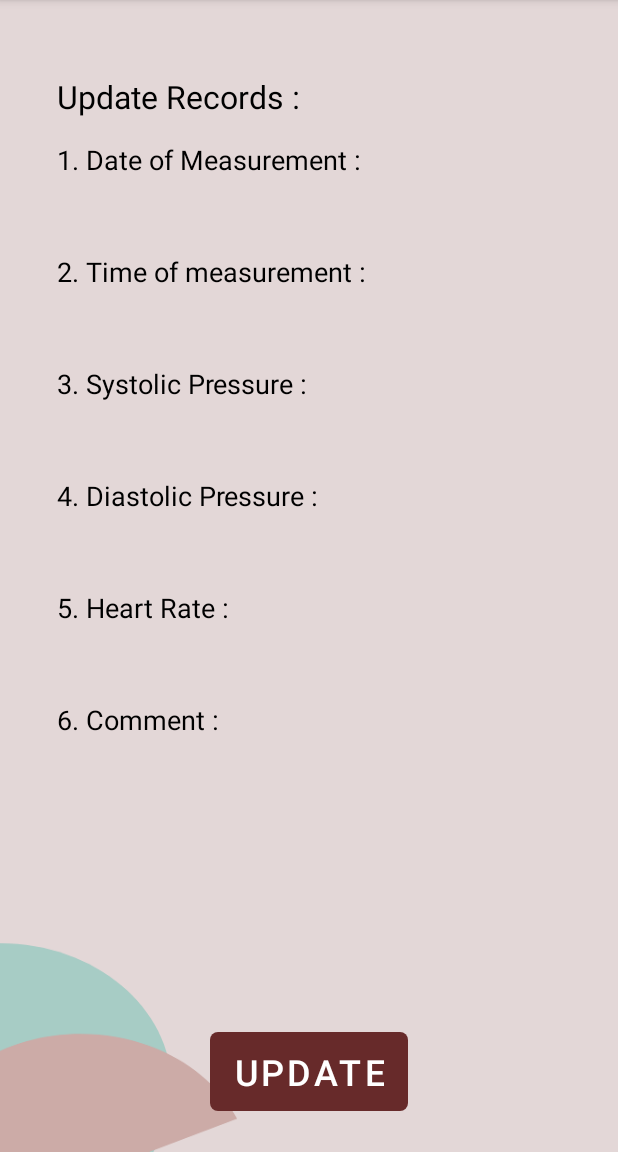
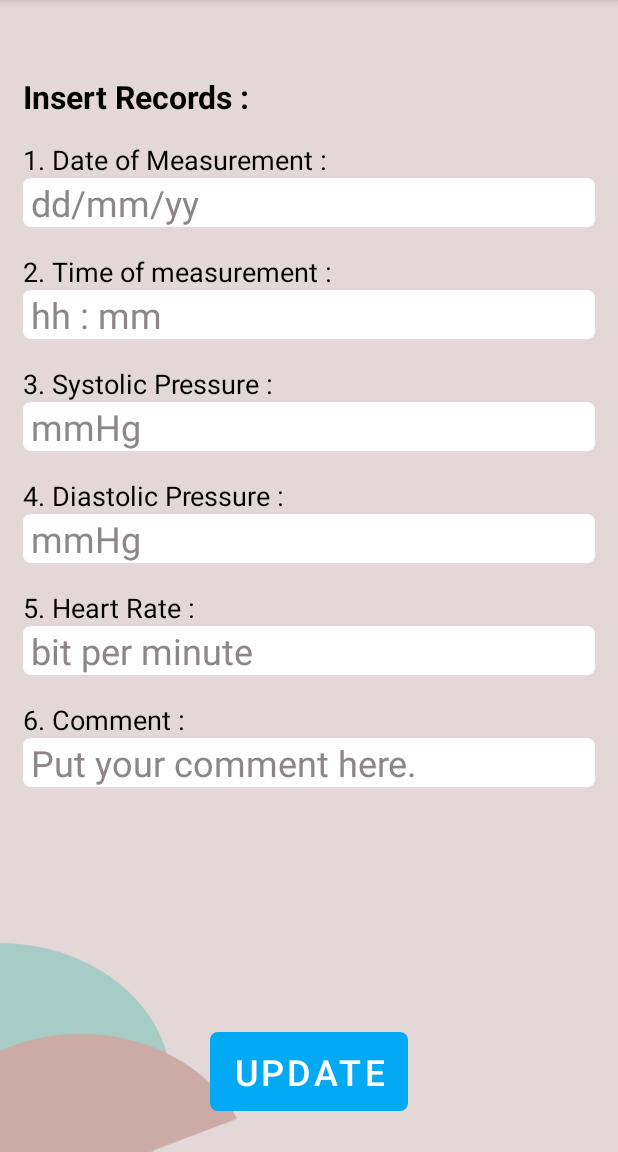
Before and after one commit to rafi-am7/Cardiac-Recorder, an Android app: the UpdateActivity screen opened directly, with no data from a screen before it, on a phone screen of 412 x 824 dp, the part 84-1236 px from its top. Run offline under Robolectric (Android 15) with nearby library versions, the phone set to English and light mode, and no system bars; 7 statements that could not run were skipped.

Commit message:
update activity

```diff
--- a/app/src/main/java/com/example/cardiacrecorder/MainActivity.java
+++ b/app/src/main/java/com/example/cardiacrecorder/MainActivity.java
@@ -1,5 +1,6 @@
 package com.example.cardiacrecorder;
 
+import android.bluetooth.BluetoothManager;
 import android.content.Context;
 import android.content.Intent;
 import android.content.SharedPreferences;
@@ -34,8 +35,8 @@ import java.util.List;
 
 public class MainActivity extends AppCompatActivity {
 
-RecyclerView recyclerView;
-RecordAdapter recordAdapter;
+    static RecyclerView recyclerView;
+static RecordAdapter recordAdapter;
 LinearLayoutManager linearLayoutManager;
 Record record;
 SharedPreferences sharedPreferences;
--- a/app/src/main/java/com/example/cardiacrecorder/UpdateActivity.java
+++ b/app/src/main/java/com/example/cardiacrecorder/UpdateActivity.java
@@ -3,13 +3,27 @@ package com.example.cardiacrecorder;
 import androidx.appcompat.app.AppCompatActivity;
 
 import android.content.Intent;
+import android.content.SharedPreferences;
 import android.os.Bundle;
+import android.preference.PreferenceManager;
 import android.widget.Button;
 import android.widget.EditText;
+import android.widget.Toast;
+
+import com.google.gson.Gson;
+import com.google.gson.reflect.TypeToken;
+
+import java.lang.reflect.Type;
+import java.util.ArrayList;
 
 public class UpdateActivity extends AppCompatActivity {
+    SharedPreferences sharedPreferences;
+    SharedPreferences.Editor editor;
+    Gson gson;
+    ArrayList<Record> recordsArrayList;
+    Record record;
 
-    EditText date,time,systolic,diastolic,heart_rate,comment;
+    EditText date,time,systolic,diastolic,heartRate,comment;
     boolean isAllFieldsChecked = false;
     @Override
     protected void onCreate(Bundle savedInstanceState) {
@@ -17,24 +31,35 @@ public class UpdateActivity extends AppCompatActivity {
         setContentView(R.layout.activity_update);
 
         Intent intent = getIntent();
-        Record record = intent.getParcelableExtra("Old record");
+        int index = intent.getIntExtra("index",0);
+        //Toast.makeText(UpdateActivity.this,""+index,Toast.LENGTH_SHORT).show();
 
-        date = findViewById(R.id.DateValue2);
-        time = findViewById(R.id.TimeValue2);
-        systolic = findViewById(R.id.SystolicValue2);
-        diastolic = findViewById(R.id.DiastolicValue2);
-        heart_rate = findViewById(R.id.HeartRateValue2);
-        comment = findViewById(R.id.CommentValue2);
-        Button update_button = findViewById(R.id.updateButton);
+        date = findViewById(R.id.dateValue);
+        time = findViewById(R.id.timeValue);
+        systolic = findViewById(R.id.systolicValue);
+        diastolic = findViewById(R.id.diastolicValue);
+        heartRate = findViewById(R.id.heartRateValue);
+        comment = findViewById(R.id.commentValue);
+        Button updateButton = findViewById( R.id.addButton);
+        retrieveData();
 
-        date.setText(record.getDate());
+        record = recordsArrayList.get(index);
+
+        date.setText(""+record.getDate());
+        time.setText(""+record.getTime());
+        systolic.setText(""+record.getSystolic());
+        diastolic.setText(""+record.getDiastolic());
+        heartRate.setText(""+record.getHeartRate());
+        comment.setText(""+record.getComment());
+
+/*        date.setText(record.getDate());
         time.setText(record.getTime());
         systolic.setText(record.getSystolic());
         diastolic.setText(record.getDiastolic());
-        heart_rate.setText(record.getHeartRate());
-        comment.setText(record.getComment());
+        heartRate.setText(record.getHeartRate());
+        comment.setText(record.getComment());*/
 
-        update_button.setOnClickListener(v -> {
+        updateButton.setOnClickListener(v -> {
 
             // store the returned value of the dedicated function which checks
             // whether the entered data is valid or if any fields are left blank.
@@ -43,15 +68,28 @@ public class UpdateActivity extends AppCompatActivity {
             // the boolean variable turns to be true then
             // only the user must be proceed to the activity2
             if (isAllFieldsChecked) {
-                record.setDate(date.getText().toString());
-                record.setTime(time.getText().toString());
-                record.setSystolic(Integer.parseInt(systolic.getText().toString()));
-                record.setDiastolic(Integer.parseInt(diastolic.getText().toString()));
-                record.setHeart_rate(Integer.parseInt(heart_rate.getText().toString()));
-                record.setComment(comment.getText().toString());
+                String dateStr = date.getText().toString();
+                String timeStr = time.getText().toString();
+                int sysInt = Integer.parseInt(systolic.getText().toString());
+                int diasInt = Integer.parseInt(diastolic.getText().toString());
+                int heartInt = Integer.parseInt(heartRate.getText().toString());
+                String commentStr = comment.getText().toString();
+                record = new Record(dateStr,timeStr,sysInt,diasInt,heartInt,commentStr);
+
+                //recordsArrayList.add(record);
+                recordsArrayList.set(index,record);
+                Toast.makeText(this,"Saving Records...",Toast.LENGTH_SHORT).show();
+                PreferenceManager.getDefaultSharedPreferences(this).edit().clear().commit();
+                saveData();
+                //MainActivity.recyclerView.getAdapter().notifyDataSetChanged();
+               // MainActivity.recyclerView.setAdapter(MainActivity.recordAdapter);
+
+
                 Intent i = new Intent(UpdateActivity.this, MainActivity.class);
-                i.putExtra("New Record", record);
+                // i.putExtra("New Record", record);
                 startActivity(i);
+                finish();
+
             }
         });
 
@@ -94,21 +132,42 @@ public class UpdateActivity extends AppCompatActivity {
             return false;
         }
 
-        if (heart_rate.length() == 0) {
-            heart_rate.setError("This field is required");
+        if (heartRate.length() == 0) {
+            heartRate.setError("This field is required");
             return false;
         }
 
-        String s3 = heart_rate.getText().toString();
+        String s3 = heartRate.getText().toString();
         int n3 = Integer.parseInt(s3);
 
         if(n3<0)
         {
-            heart_rate.setError("Invalid data input");
+            heartRate.setError("Invalid data input");
             return false;
         }
 
         // after all validation return true if all required fields are inserted.
         return true;
     }
+    private void retrieveData()
+    {
+        sharedPreferences = getSharedPreferences("shared",MODE_PRIVATE);
+        gson = new Gson();
+        String jsonString = sharedPreferences.getString("record",null);
+        Type type = new TypeToken<ArrayList<Record>>(){}.getType();
+        recordsArrayList = gson.fromJson(jsonString,type);
+        if(recordsArrayList ==null)
+        {
+            recordsArrayList = new ArrayList<>();
+        }
+    }
+    private void saveData()
+    {
+        sharedPreferences = getSharedPreferences("shared",MODE_PRIVATE);
+        editor = sharedPreferences.edit();
+        gson = new Gson();
+        String jsonString = gson.toJson(recordsArrayList);
+        editor.putString("record",jsonString);
+        editor.apply();
+    }
 }
--- a/app/src/main/java/com/example/cardiacrecorder/ViewActivity.java
+++ b/app/src/main/java/com/example/cardiacrecorder/ViewActivity.java
@@ -17,6 +17,7 @@ public class ViewActivity extends AppCompatActivity {
         Intent intent = getIntent();
         Record record = intent.getParcelableExtra("record");
 
+
         TextView date = findViewById(R.id.DateValue);
         TextView time = findViewById(R.id.TimeValue);
         TextView systolic = findViewById(R.id.SystolicValue);
--- a/app/src/main/res/layout/activity_update.xml
+++ b/app/src/main/res/layout/activity_update.xml
@@ -5,176 +5,184 @@
     android:layout_width="match_parent"
     android:layout_height="match_parent"
     android:background="@drawable/screen_background"
-    tools:context=".ViewActivity">
+    tools:context=".UpdateActivity">
+
 
         <TextView
-        android:id="@+id/Header2"
+            android:id="@+id/header"
+            android:textStyle="bold"
             android:layout_width="wrap_content"
             android:layout_height="wrap_content"
-        android:layout_marginStart="38dp"
+            android:layout_marginStart="15dp"
+            android:layout_marginEnd="15dp"
             android:layout_marginTop="50dp"
-        android:text="Update Records :"
+            android:text="Insert Records :"
             android:textColor="@color/black"
             android:textSize="21sp"
             app:layout_constraintStart_toStartOf="parent"
             app:layout_constraintTop_toTopOf="parent" />
 
         <TextView
-        android:id="@+id/Date2"
+            android:id="@+id/date"
             android:layout_width="wrap_content"
             android:layout_height="wrap_content"
             android:layout_marginTop="15dp"
             android:text="@string/date"
             android:textColor="@color/black"
             android:textSize="18sp"
-        app:layout_constraintStart_toStartOf="@+id/Header2"
-        app:layout_constraintTop_toBottomOf="@+id/Header2" />
+            app:layout_constraintStart_toStartOf="@+id/header"
+            app:layout_constraintTop_toBottomOf="@+id/header" />
 
         <EditText
-        android:id="@+id/DateValue2"
+            android:layout_marginStart="15dp"
+            android:layout_marginEnd="15dp"
+            android:paddingLeft="5dp"
+            android:id="@+id/dateValue"
             android:layout_width="fill_parent"
             android:layout_height="wrap_content"
-        android:layout_marginStart="38dp"
-        android:layout_marginEnd="30dp"
-        android:layout_marginTop="5dp"
-        android:background="@drawable/rounded_text_field"
+            android:background="@drawable/button_bg_thick"
+            android:backgroundTint="@color/white"
+            android:hint="dd/mm/yy"
             android:inputType="text"
-        android:padding="7dp"
             android:textColor="@color/black"
-        android:textSize="15sp"
-        app:layout_constraintStart_toStartOf="@+id/Header2"
-        app:layout_constraintTop_toBottomOf="@+id/Date2" />
+            android:textSize="24sp"
+            app:layout_constraintStart_toStartOf="@+id/header"
+            app:layout_constraintTop_toBottomOf="@+id/date" />
 
         <TextView
-        android:id="@+id/Time2"
+            android:id="@+id/time"
             android:layout_width="wrap_content"
             android:layout_height="wrap_content"
             android:layout_marginTop="50dp"
             android:text="@string/time"
             android:textColor="@color/black"
             android:textSize="18sp"
-        app:layout_constraintStart_toStartOf="@+id/Header2"
-        app:layout_constraintTop_toBottomOf="@+id/Date2" />
+            app:layout_constraintStart_toStartOf="@+id/header"
+            app:layout_constraintTop_toBottomOf="@+id/date" />
 
         <EditText
-        android:id="@+id/TimeValue2"
+            android:layout_marginStart="15dp"
+            android:layout_marginEnd="15dp"
+            android:paddingLeft="5dp"
+            android:id="@+id/timeValue"
             android:layout_width="fill_parent"
             android:layout_height="wrap_content"
-        android:layout_marginStart="38dp"
-        android:layout_marginEnd="30dp"
-        android:layout_marginTop="5dp"
-        android:background="@drawable/rounded_text_field"
+            android:background="@drawable/button_bg_thick"
+            android:backgroundTint="@color/white"
+            android:hint="hh : mm"
             android:inputType="text"
-        android:padding="7dp"
             android:textColor="@color/black"
-        android:textSize="15sp"
-        app:layout_constraintStart_toStartOf="@+id/Header2"
-        app:layout_constraintTop_toBottomOf="@+id/Time2" />
+            android:textSize="24sp"
+            app:layout_constraintStart_toStartOf="@+id/header"
+            app:layout_constraintTop_toBottomOf="@+id/time" />
 
         <TextView
-        android:id="@+id/Systolic2"
+            android:id="@+id/systolic"
             android:layout_width="wrap_content"
             android:layout_height="wrap_content"
             android:layout_marginTop="50dp"
             android:text="@string/systolic"
             android:textColor="@color/black"
             android:textSize="18sp"
-        app:layout_constraintStart_toStartOf="@+id/Header2"
-        app:layout_constraintTop_toBottomOf="@+id/Time2" />
+            app:layout_constraintStart_toStartOf="@+id/header"
+            app:layout_constraintTop_toBottomOf="@+id/time" />
 
         <EditText
-        android:id="@+id/SystolicValue2"
+            android:layout_marginStart="15dp"
+            android:layout_marginEnd="15dp"
+            android:id="@+id/systolicValue"
             android:layout_width="fill_parent"
             android:layout_height="wrap_content"
-        android:layout_marginStart="38dp"
-        android:layout_marginEnd="30dp"
-        android:layout_marginTop="5dp"
-        android:background="@drawable/rounded_text_field"
+            android:background="@drawable/button_bg_thick"
+            android:backgroundTint="@color/white"
+            android:hint="mmHg"
             android:inputType="number"
-        android:padding="7dp"
+            android:paddingLeft="5dp"
             android:textColor="@color/black"
-        android:textSize="15sp"
-        app:layout_constraintStart_toStartOf="@+id/Header2"
-        app:layout_constraintTop_toBottomOf="@+id/Systolic2" />
+            android:textSize="24sp"
+            app:layout_constraintStart_toStartOf="@+id/header"
+            app:layout_constraintTop_toBottomOf="@+id/systolic" />
 
         <TextView
-        android:id="@+id/Diastolic2"
+            android:id="@+id/diastolic"
             android:layout_width="wrap_content"
             android:layout_height="wrap_content"
             android:layout_marginTop="50dp"
             android:text="@string/diastolic"
             android:textColor="@color/black"
             android:textSize="18sp"
-        app:layout_constraintStart_toStartOf="@+id/Header2"
-        app:layout_constraintTop_toBottomOf="@+id/Systolic2" />
+            app:layout_constraintStart_toStartOf="@+id/header"
+            app:layout_constraintTop_toBottomOf="@+id/systolic" />
 
         <EditText
-        android:id="@+id/DiastolicValue2"
+            android:layout_marginStart="15dp"
+            android:layout_marginEnd="15dp"
+            android:paddingLeft="5dp"
+            android:id="@+id/diastolicValue"
             android:layout_width="fill_parent"
             android:layout_height="wrap_content"
-        android:layout_marginStart="38dp"
-        android:layout_marginEnd="30dp"
-        android:layout_marginTop="5dp"
-        android:background="@drawable/rounded_text_field"
+            android:background="@drawable/button_bg_thick"
+            android:backgroundTint="@color/white"
+            android:hint="mmHg"
             android:inputType="number"
-        android:padding="7dp"
             android:textColor="@color/black"
-        android:textSize="15sp"
-        app:layout_constraintStart_toStartOf="@+id/Header2"
-        app:layout_constraintTop_toBottomOf="@+id/Diastolic2" />
+            android:textSize="24sp"
+            app:layout_constraintStart_toStartOf="@+id/header"
+            app:layout_constraintTop_toBottomOf="@+id/diastolic" />
 
         <TextView
-        android:id="@+id/HeartRate2"
+            android:id="@+id/heartRate"
             android:layout_width="wrap_content"
             android:layout_height="wrap_content"
             android:layout_marginTop="50dp"
             android:text="@string/heart_rate"
             android:textColor="@color/black"
             android:textSize="18sp"
-        app:layout_constraintStart_toStartOf="@+id/Header2"
-        app:layout_constraintTop_toBottomOf="@+id/Diastolic2" />
+            app:layout_constraintStart_toStartOf="@+id/header"
+            app:layout_constraintTop_toBottomOf="@+id/diastolic" />
 
         <EditText
-        android:id="@+id/HeartRateValue2"
+            android:layout_marginStart="15dp"
+            android:layout_marginEnd="15dp"
+            android:id="@+id/heartRateValue"
             android:layout_width="fill_parent"
             android:layout_height="wrap_content"
-        android:layout_marginStart="38dp"
-        android:layout_marginEnd="30dp"
-        android:layout_marginTop="5dp"
-        android:background="@drawable/rounded_text_field"
+            android:background="@drawable/button_bg_thick"
+            android:backgroundTint="@color/white"
+            android:hint="bit per minute"
             android:inputType="number"
-        android:padding="7dp"
+            android:paddingLeft="5dp"
             android:textColor="@color/black"
-        android:textSize="15sp"
-        app:layout_constraintStart_toStartOf="@+id/Header2"
-        app:layout_constraintTop_toBottomOf="@+id/HeartRate2" />
+            android:textSize="24sp"
+            app:layout_constraintStart_toStartOf="@+id/header"
+            app:layout_constraintTop_toBottomOf="@+id/heartRate" />
 
         <TextView
-        android:id="@+id/Comment2"
+            android:id="@+id/comment"
             android:layout_width="wrap_content"
             android:layout_height="wrap_content"
             android:layout_marginTop="50dp"
             android:text="@string/comment"
             android:textColor="@color/black"
             android:textSize="18sp"
-        app:layout_constraintStart_toStartOf="@+id/Header2"
-        app:layout_constraintTop_toBottomOf="@+id/HeartRate2" />
+            app:layout_constraintStart_toStartOf="@+id/header"
+            app:layout_constraintTop_toBottomOf="@+id/heartRate" />
 
         <EditText
-        android:id="@+id/CommentValue2"
+            android:layout_marginStart="15dp"
+            android:layout_marginEnd="15dp"
+            android:paddingLeft="5dp"
+            android:id="@+id/commentValue"
             android:layout_width="fill_parent"
-        android:layout_height="120dp"
-        android:layout_marginStart="38dp"
-        android:layout_marginEnd="30dp"
-        android:layout_marginTop="5dp"
-        android:background="@drawable/rounded_text_field"
+            android:layout_height="wrap_content"
+            android:background="@drawable/button_bg_thick"
+            android:backgroundTint="@color/white"
+            android:hint="Put your comment here."
             android:inputType="textMultiLine"
-        android:padding="7dp"
             android:textColor="@color/black"
-        android:textSize="15sp"
-        app:layout_constraintStart_toStartOf="@+id/Header2"
-        app:layout_constraintTop_toBottomOf="@+id/Comment2" />
-
+            android:textSize="24sp"
+            app:layout_constraintStart_toStartOf="@+id/header"
+            app:layout_constraintTop_toBottomOf="@+id/comment" />
 
         <FrameLayout
             android:id="@+id/updateFrameLayout"
@@ -184,12 +192,12 @@
             app:layout_constraintEnd_toEndOf="parent"
             app:layout_constraintStart_toStartOf="parent"
             app:layout_constraintBottom_toBottomOf="parent"
-        android:backgroundTint="#672A2A"
+            android:backgroundTint="#03A9F4"
             android:layout_marginBottom="27dp"
             tools:ignore="MissingConstraints">
 
             <Button
-            android:id="@+id/updateButton"
+                android:id="@+id/addButton"
                 android:layout_width="fill_parent"
                 android:layout_height="wrap_content"
                 android:textSize="24sp"
@@ -197,5 +205,4 @@
                 android:text="Update"
                 />
         </FrameLayout>
-
     </androidx.constraintlayout.widget.ConstraintLayout>
--- a/app/src/main/res/layout/content_cardview_home.xml
+++ b/app/src/main/res/layout/content_cardview_home.xml
@@ -124,6 +124,7 @@
 
 
             <ImageView
+                android:id="@+id/editIm"
                 android:layout_width="36dp"
                 android:layout_height="36dp"
                 android:layout_alignParentRight="true"
@@ -131,6 +132,7 @@
                 android:background="@drawable/ic_edit_48px" />
 
             <ImageView
+                android:id="@+id/deleteIm"
                 android:layout_width="36dp"
                 android:layout_height="36dp"
                 android:layout_alignParentRight="true"
--- a/app/src/main/res/values-night/themes.xml
+++ b/app/src/main/res/values-night/themes.xml
@@ -11,6 +11,7 @@
         <item name="colorOnSecondary">@color/black</item>
         <!-- Status bar color. -->
         <item name="android:statusBarColor" tools:targetApi="l">?attr/colorPrimaryVariant</item>
+        <item name="android:textColorHint">@color/hint_color</item>
         <!-- Customize your theme here. -->
     </style>
 </resources>
--- a/app/src/main/res/values/colors.xml
+++ b/app/src/main/res/values/colors.xml
@@ -11,4 +11,5 @@
     <color name="normal">#3C96DD</color>
     <color name="good">#FF018786</color>
     <color name="critical">#C3473E</color>
+    <color name="hint_color">#8D8686</color>
 </resources>
--- a/app/src/main/res/values/themes.xml
+++ b/app/src/main/res/values/themes.xml
@@ -11,12 +11,14 @@
         <item name="colorOnSecondary">@color/black</item>
         <!-- Status bar color. -->
         <item name="android:statusBarColor" tools:targetApi="l">?attr/colorPrimaryVariant</item>
+        <item name="android:textColorHint">@color/hint_color</item>
         <!-- Customize your theme here. -->
     </style>
 
     <style name="Theme.CardiacRecorder.NoActionBar">
         <item name="windowActionBar">false</item>
         <item name="windowNoTitle">true</item>
+        <item name="android:textColorHint">@color/hint_color</item>
     </style>
 
     <style name="Theme.CardiacRecorder.AppBarOverlay" parent="ThemeOverlay.AppCompat.Dark.ActionBar" />
```
Also changed, not shown: app/src/main/java/com/example/cardiacrecorder/adapter/RecordAdapter.java (+33 -47 lines), app/src/main/res/layout/activity_add.xml (+5 -3 lines). Lines whose indentation alone changed are shown as unchanged.
